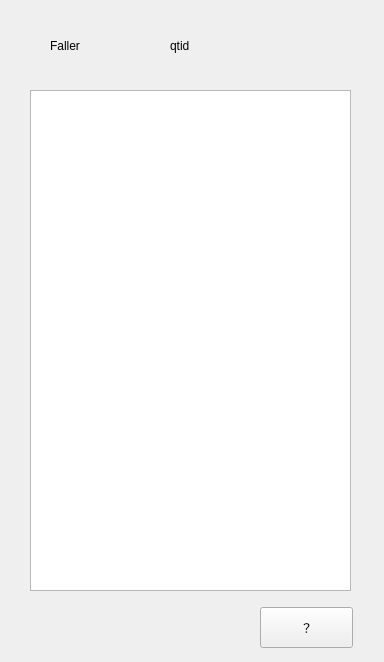
First picture: the form in friendlistform.ui, repository hellightning/QTencentClient, before the edit.
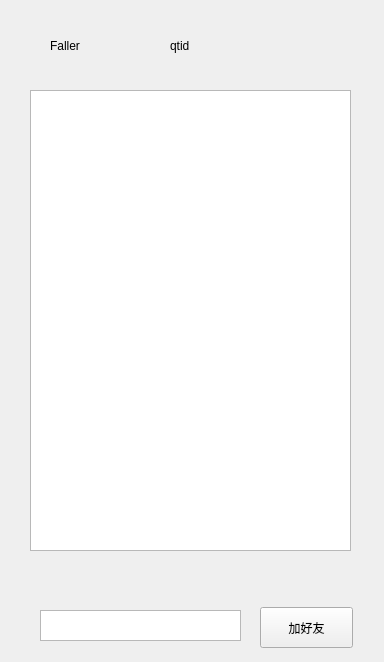
Second picture: the form after the edit.

Commit message: feat asdsadsaaaaa

The edit to the form file:
```diff
--- a/friendlistform.ui
+++ b/friendlistform.ui
@@ -45,7 +45,7 @@
      <x>30</x>
      <y>90</y>
      <width>321</width>
-     <height>501</height>
+     <height>461</height>
     </rect>
    </property>
   </widget>
@@ -59,7 +59,17 @@
     </rect>
    </property>
    <property name="text">
-    <string>？</string>
+    <string>加好友</string>
+   </property>
+  </widget>
+  <widget class="QTextEdit" name="friendListEdit">
+   <property name="geometry">
+    <rect>
+     <x>40</x>
+     <y>610</y>
+     <width>201</width>
+     <height>31</height>
+    </rect>
    </property>
   </widget>
  </widget>
```
The commit also changes 1 other file.
